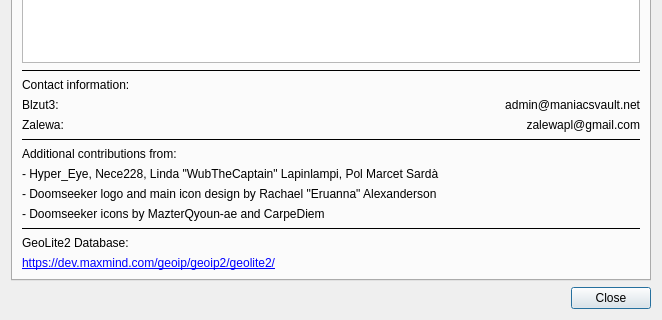
Qt form src/core/gui/aboutdialog.ui (DoomseekerTeam/Doomseeker) before a commit; both pictures show x 0 to 662 and y 396 to 716 of the 662 by 716 pixel window.
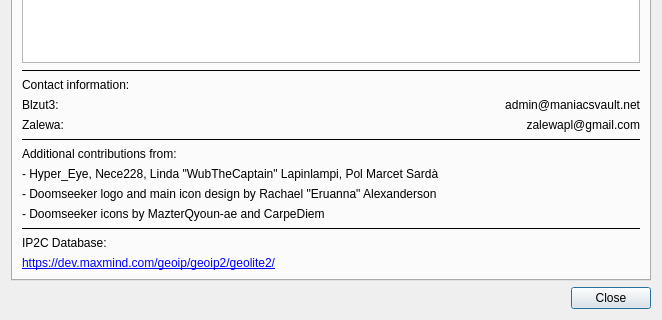
The same form after that commit.

Diff of the .ui file:
```diff
--- a/src/core/gui/aboutdialog.ui
+++ b/src/core/gui/aboutdialog.ui
@@ -331,7 +331,7 @@
        <item>
         <widget class="QLabel" name="label_15">
          <property name="text">
-          <string>GeoLite2 Database:</string>
+          <string>IP2C Database:</string>
          </property>
          <property name="textInteractionFlags">
           <set>Qt::LinksAccessibleByMouse|Qt::TextSelectableByMouse</set>
```
Left out of the diff: 2 changed lines with no effect on the pictures.
